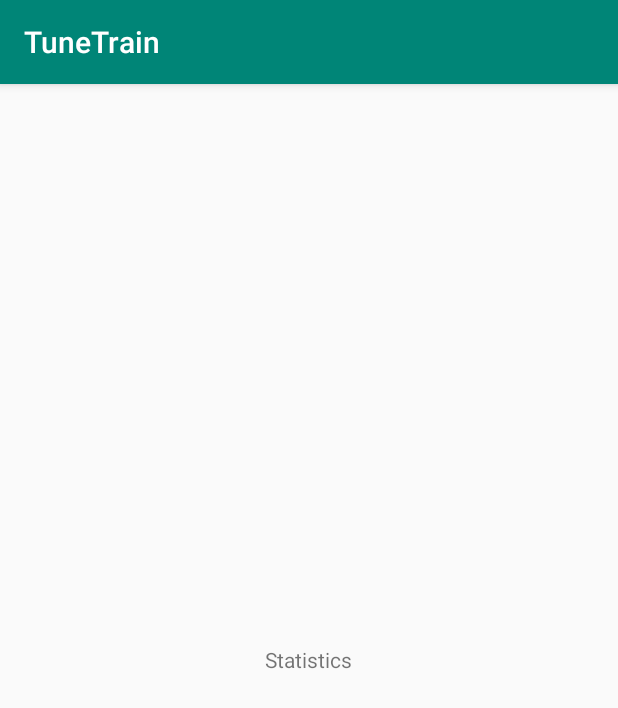
After one commit to AlecM33/TuneTrain, an Android app: the StatsActivity screen opened directly, with no data from a screen before it, on a phone screen of 412 x 824 dp. The commit adds this screen. Shown: the top 708 px of the screen. Run offline under Robolectric (Android 15) with nearby library versions, the phone set to English and light mode, and no system bars.

Commit message:
added lifecycle methods and logs for landing page and the new stats activity, as well as made the stats button functional

```diff
--- a/app/src/main/AndroidManifest.xml
+++ b/app/src/main/AndroidManifest.xml
@@ -16,6 +16,7 @@
                 <category android:name="android.intent.category.LAUNCHER" />
             </intent-filter>
         </activity>
+        <activity android:name=".StatsActivity"></activity>
     </application>
 
 </manifest>
--- /dev/null
+++ b/app/src/main/java/com/example/alec/tunetrain/StatsActivity.java
@@ -0,0 +1,46 @@
+package com.example.alec.tunetrain;
+
+import android.support.v7.app.AppCompatActivity;
+import android.os.Bundle;
+import android.util.Log;
+
+public class StatsActivity extends AppCompatActivity {
+
+    private static final String TAG = "StatsActivity";
+
+    @Override
+    protected void onCreate(Bundle savedInstanceState) {
+        super.onCreate(savedInstanceState);
+        Log.d(TAG, "onCreate(Bundle) called");
+
+        setContentView(R.layout.activity_stats);
+
+
+    }
+
+    @Override
+    public void onStart() {
+        super.onStart();
+        Log.d(TAG, "onStart() called");
+    }
+    @Override
+    public void onResume() {
+        super.onResume();
+        Log.d(TAG, "onResume() called");
+    }
+    @Override
+    public void onPause() {
+        super.onPause();
+        Log.d(TAG, "onPause() called");
+    }
+    @Override
+    public void onStop() {
+        super.onStop();
+        Log.d(TAG, "onStop() called");
+    }
+    @Override
+    public void onDestroy() {
+        super.onDestroy();
+        Log.d(TAG, "onDestroy() called");
+    }
+}
--- /dev/null
+++ b/app/src/main/res/layout/activity_stats.xml
@@ -0,0 +1,13 @@
+<?xml version="1.0" encoding="utf-8"?>
+<LinearLayout xmlns:android="http://schemas.android.com/apk/res/android"
+    android:layout_width="match_parent"
+    android:layout_height="match_parent"
+    android:gravity="center"
+    android:orientation="vertical" >
+
+    <TextView
+        android:id="@+id/textView"
+        android:layout_width="wrap_content"
+        android:layout_height="wrap_content"
+        android:text="Statistics" />
+</LinearLayout>
--- a/app/src/main/res/layout/landing_page.xml
+++ b/app/src/main/res/layout/landing_page.xml
@@ -5,15 +5,18 @@
     android:gravity="center"
     android:orientation="vertical" >
     <Button
+        android:id="@+id/sandbox_button"
         android:layout_width="wrap_content"
         android:layout_height="wrap_content"
         android:text="@string/sandbox_button" />
 
     <Button
+        android:id="@+id/training_button"
         android:layout_width="wrap_content"
         android:layout_height="wrap_content"
         android:text="@string/training_button" />
     <Button
+        android:id="@+id/stats_button"
         android:layout_width="wrap_content"
         android:layout_height="wrap_content"
         android:text="@string/stats_button" />
```
Also changed, not shown: app/src/main/java/com/example/alec/tunetrain/LandingPageActivity.java (+45 -3 lines), 1 other file.
